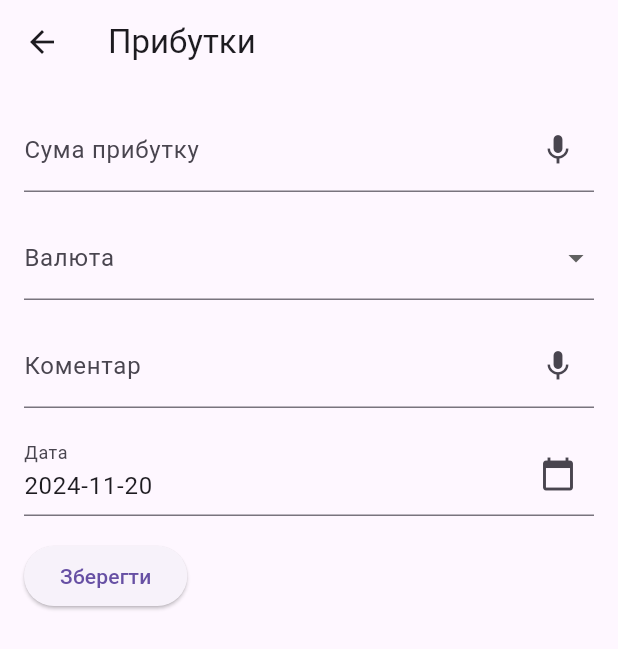
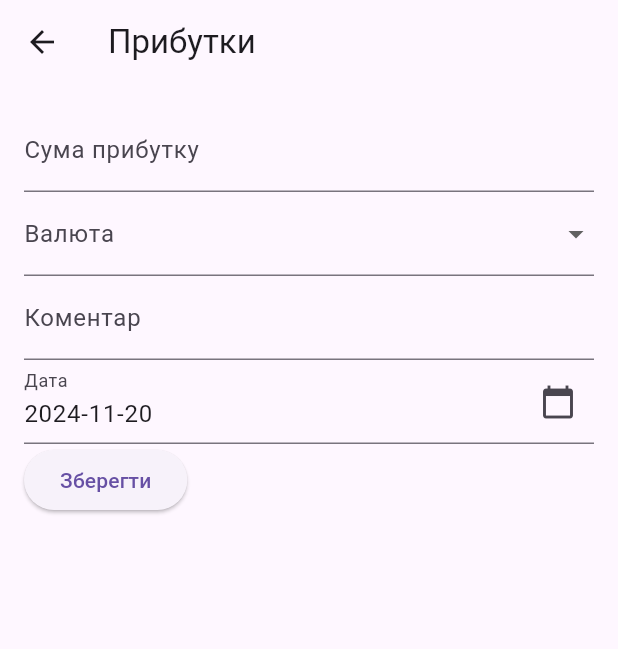
Before and after one commit to VovaLutsuk/First_mini_app, a Flutter app: the screen it shows after launch, after a tap on "Прибутки", on a phone screen of 412 x 824 dp. Shown: the top 649 px of the screen. Run offline on Flutter 3.47's test engine with Material 3 defaults, Android fonts, the phone set to English and light mode, and no system bars; our stand-ins replace speech_to_text.

Commit message:
bug fixes & return to fist version

```diff
--- a/lib/main.dart
+++ b/lib/main.dart
@@ -1,4 +1,5 @@
 import 'package:flutter/material.dart';
+import 'package:flutter_localizations/flutter_localizations.dart';
 import 'screens/expenses_screen.dart';
 import 'screens/income_screen.dart';
 import 'screens/list_screen.dart';
@@ -32,6 +33,15 @@ class _ExpenseTrackerAppState extends State<ExpenseTrackerApp> {
         onAddRecord: _addRecord,
         dataList: _dataList,
       ),
+      localizationsDelegates: const [
+        GlobalMaterialLocalizations.delegate,
+        GlobalWidgetsLocalizations.delegate,
+        GlobalCupertinoLocalizations.delegate,
+      ],
+      supportedLocales: const [
+        Locale('uk', 'UA'), // Українська
+        Locale('en', 'US'), // Англійська
+      ],
     );
   }
 }
--- a/lib/screens/income_screen.dart
+++ b/lib/screens/income_screen.dart
@@ -26,19 +26,17 @@ class _IncomeScreenState extends State<IncomeScreen> {
   }
 
   void _listen(TextEditingController controller) async {
-    bool available = await _speech.initialize();
-    if (available && !_isListening) {
+    if (!_isListening && await _speech.initialize()) {
       setState(() => _isListening = true);
       _speech.listen(
         onResult: (result) {
           setState(() {
             controller.text = result.recognizedWords;
-            _isListening = false;
           });
         },
         localeId: 'uk-UA',
       );
-    } else if (_isListening) {
+    } else {
       _speech.stop();
       setState(() => _isListening = false);
     }
@@ -47,9 +45,7 @@ class _IncomeScreenState extends State<IncomeScreen> {
   @override
   Widget build(BuildContext context) {
     return Scaffold(
-      appBar: AppBar(
-        title: Text('Прибутки'),
-      ),
+      appBar: AppBar(title: Text('Прибутки')),
       body: Padding(
         padding: const EdgeInsets.all(16.0),
         child: Column(
@@ -57,43 +53,21 @@ class _IncomeScreenState extends State<IncomeScreen> {
           children: <Widget>[
             TextField(
               controller: _amountController,
-              decoration: InputDecoration(
-                labelText: 'Сума прибутку',
-                suffixIcon: IconButton(
-                  icon: Icon(_isListening ? Icons.mic_off : Icons.mic),
-                  onPressed: () => _listen(_amountController),
-                ),
-              ),
+              decoration: InputDecoration(labelText: 'Сума прибутку'),
               keyboardType: TextInputType.number,
             ),
-            SizedBox(height: 16.0),
             DropdownButtonFormField<String>(
               value: _selectedCurrency,
-              items: ['USD', 'EUR', 'UAH'].map((String currency) {
-                return DropdownMenuItem<String>(
-                  value: currency,
-                  child: Text(currency),
-                );
+              items: ['USD', 'EUR', 'UAH'].map((currency) {
+                return DropdownMenuItem(value: currency, child: Text(currency));
               }).toList(),
-              onChanged: (String? newValue) {
-                setState(() {
-                  _selectedCurrency = newValue;
-                });
-              },
+              onChanged: (newValue) => setState(() => _selectedCurrency = newValue),
               decoration: InputDecoration(labelText: 'Валюта'),
             ),
-            SizedBox(height: 16.0),
             TextField(
               controller: _descriptionController,
-              decoration: InputDecoration(
-                labelText: 'Коментар',
-                suffixIcon: IconButton(
-                  icon: Icon(_isListening ? Icons.mic_off : Icons.mic),
-                  onPressed: () => _listen(_descriptionController),
-                ),
-              ),
+              decoration: InputDecoration(labelText: 'Коментар'),
             ),
-            SizedBox(height: 16.0),
             TextField(
               controller: _dateController,
               readOnly: true,
@@ -107,34 +81,33 @@ class _IncomeScreenState extends State<IncomeScreen> {
                       initialDate: DateTime.now(),
                       firstDate: DateTime(2000),
                       lastDate: DateTime(2100),
-                      locale: Locale('uk', 'UA'),
+                      locale: const Locale('uk', 'UA'),
                     );
                     if (pickedDate != null) {
                       setState(() {
-                        _dateController.text = DateFormat('yyyy-MM-dd').format(pickedDate);
+                        _dateController.text =
+                            DateFormat('yyyy-MM-dd').format(pickedDate);
                       });
                     }
                   },
                 ),
               ),
             ),
-            SizedBox(height: 16.0),
             ElevatedButton(
               onPressed: () {
                 if (_amountController.text.isNotEmpty &&
-                    _selectedCurrency != null &&
-                    _dateController.text.isNotEmpty) {
+                    _selectedCurrency != null) {
                   widget.onAddRecord({
                     'type': 'Прибуток',
                     'amount': double.tryParse(_amountController.text) ?? 0.0,
                     'currency': _selectedCurrency,
-                    'date': DateTime.tryParse(_dateController.text) ?? DateTime.now(),
+                    'date': _dateController.text,
                     'description': _descriptionController.text,
                   });
                   Navigator.pop(context);
                 } else {
                   ScaffoldMessenger.of(context).showSnackBar(
-                    SnackBar(content: Text('Будь ласка, заповніть всі поля')),
+                    SnackBar(content: Text('Заповніть усі поля')),
                   );
                 }
               },
--- a/pubspec.yaml
+++ b/pubspec.yaml
@@ -30,7 +30,10 @@ environment:
 dependencies:
   flutter:
     sdk: flutter
-  intl: ^0.18.0
+  flutter_localizations:
+    sdk: flutter
+
+  intl: 0.19.0
   speech_to_text: ^5.6.0
 
   # The following adds the Cupertino Icons font to your application.
```
Also changed, not shown: lib/screens/expenses_screen.dart (+15 -43 lines), lib/screens/list_screen.dart (+9 -11 lines), pubspec.lock, 2 other files.
